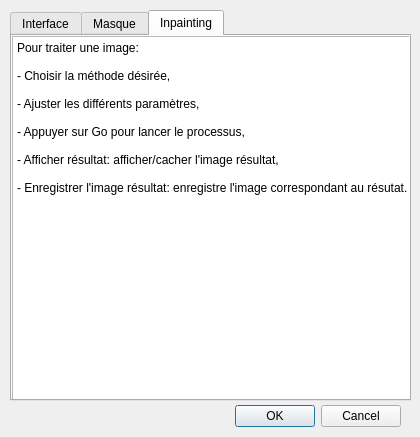
Old version of the form dialog_util.ui in the repository cheer37/ct2-inpainting.
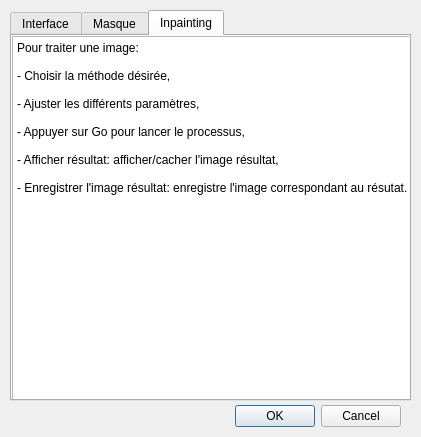
New version of the form. The open tabs and pages were chosen to show the change.

What changed in the file:
```diff
--- a/dialog_util.ui
+++ b/dialog_util.ui
@@ -6,7 +6,7 @@
    <rect>
     <x>0</x>
     <y>0</y>
-    <width>420</width>
+    <width>421</width>
     <height>437</height>
    </rect>
   </property>
```
Left out of the diff: 6 changed lines with no effect on the pictures.
